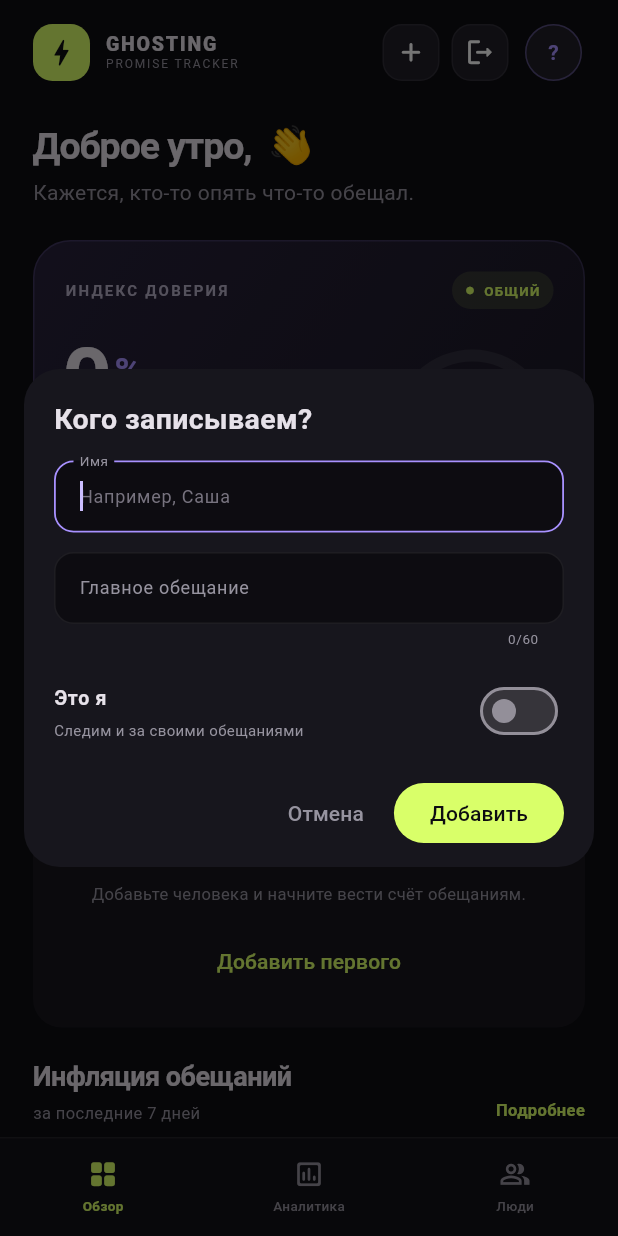
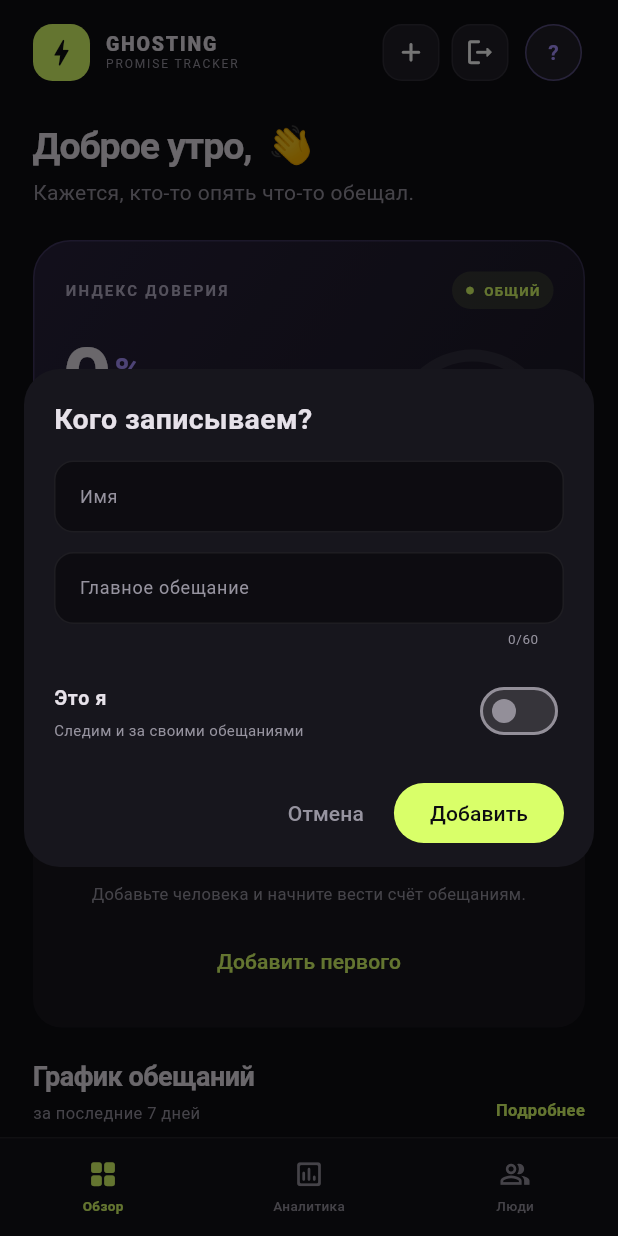
Before and after one commit to MajestY999/flutter-project, a Flutter app: the screen it shows once a user with an empty profile is signed in, after a tap on the "add" icon, on a phone screen of 412 x 824 dp. Run offline on Flutter 3.47's test engine with Material 3 defaults, Android fonts, the phone set to English and light mode, and no system bars; our stand-ins replace firebase_auth, firebase_core, fl_chart, shared_preferences, sqflite, sqflite_common and 2 more; accounts and stored records are empty; generated files the repository leaves out were written again.

Commit message:
update form

```diff
--- a/lib/presentation/analytics_page.dart
+++ b/lib/presentation/analytics_page.dart
@@ -98,7 +98,7 @@ class AnalyticsTab extends StatelessWidget {
                   crossAxisAlignment: CrossAxisAlignment.start,
                   children: [
                     const Text(
-                      'Инфляция обещаний',
+                      'График обещаний',
                       style: TextStyle(
                         fontSize: 16,
                         fontWeight: FontWeight.w700,
--- a/lib/presentation/dialogs.dart
+++ b/lib/presentation/dialogs.dart
@@ -1,4 +1,6 @@
 // Определяет диалоги создания и редактирования карточек, профиля и действий.
+import 'dart:math' as math;
+
 import 'package:flutter/material.dart';
 import 'package:flutter/services.dart';
 
@@ -70,6 +72,7 @@ class PersonDialogState extends State<PersonDialog> {
   void _submit() {
     final name = _nameController.text.trim();
     if (name.isEmpty) return;
+    FocusScope.of(context).unfocus();
     Navigator.of(context).pop(
       PersonFormData(
         name: name,
@@ -86,12 +89,16 @@ class PersonDialogState extends State<PersonDialog> {
   @override
   Widget build(BuildContext context) {
     final screenSize = MediaQuery.sizeOf(context);
+    final horizontalInset = screenSize.width < 360 ? 8.0 : 16.0;
     return Dialog(
-      insetPadding: const EdgeInsets.symmetric(horizontal: 16, vertical: 20),
+      insetPadding: EdgeInsets.symmetric(
+        horizontal: horizontalInset,
+        vertical: 12,
+      ),
       child: ConstrainedBox(
         constraints: BoxConstraints(
-          maxWidth: 420,
-          maxHeight: screenSize.height - 40,
+          maxWidth: math.min(420.0, screenSize.width - horizontalInset * 2),
+          maxHeight: math.max(0.0, screenSize.height - 24),
         ),
         child: SizedBox(
           width: double.infinity,
@@ -120,7 +127,6 @@ class PersonDialogState extends State<PersonDialog> {
                           controller: _nameController,
                           label: 'Имя',
                           hint: 'Например, Саша',
-                          autofocus: true,
                         ),
                         const SizedBox(height: 13),
                         DialogTextField(
@@ -174,8 +180,7 @@ class PersonDialogState extends State<PersonDialog> {
                             ),
                           ),
                           value: _isSelf,
-                          onChanged: (value) =>
-                              setState(() => _isSelf = value),
+                          onChanged: (value) => setState(() => _isSelf = value),
                         ),
                       ],
                     ),
@@ -201,9 +206,7 @@ class PersonDialogState extends State<PersonDialog> {
                         backgroundColor: AppColors.lime,
                       ),
                       child: Text(
-                        widget.initialPerson == null
-                            ? 'Добавить'
-                            : 'Сохранить',
+                        widget.initialPerson == null ? 'Добавить' : 'Сохранить',
                       ),
                     ),
                   ],
@@ -218,7 +221,8 @@ class PersonDialogState extends State<PersonDialog> {
 }
 
 class DialogTextField extends StatelessWidget {
-  const DialogTextField({super.key,
+  const DialogTextField({
+    super.key,
     required this.controller,
     required this.label,
     required this.hint,
@@ -247,7 +251,7 @@ class DialogTextField extends StatelessWidget {
           ? [FilteringTextInputFormatter.digitsOnly]
           : null,
       textCapitalization: TextCapitalization.sentences,
-      style: const TextStyle(fontSize: 13),
+      style: const TextStyle(fontSize: 16),
       decoration: InputDecoration(
         labelText: label,
         hintText: hint,
--- a/lib/presentation/navigation.dart
+++ b/lib/presentation/navigation.dart
@@ -30,6 +30,7 @@ class BottomNavigation extends StatelessWidget {
       ),
       child: SafeArea(
         top: false,
+        maintainBottomViewPadding: true,
         child: SizedBox(
           height: 65,
           child: Row(
--- a/lib/presentation/overview_widgets.dart
+++ b/lib/presentation/overview_widgets.dart
@@ -113,7 +113,7 @@ class OverviewTab extends StatelessWidget {
                 ),
               const SizedBox(height: 20),
               SectionHeading(
-                title: 'Инфляция обещаний',
+                title: 'График обещаний',
                 subtitle: 'за последние 7 дней',
                 actionLabel: 'Подробнее',
                 onAction: onViewAnalytics,
@@ -153,6 +153,9 @@ class TopBar extends StatelessWidget {
 
   @override
   Widget build(BuildContext context) {
+    return LayoutBuilder(
+      builder: (context, constraints) {
+        final isCompact = constraints.maxWidth < 280;
         return Row(
           children: [
             Container(
@@ -168,6 +171,7 @@ class TopBar extends StatelessWidget {
                 size: 23,
               ),
             ),
+            if (!isCompact) ...[
               const SizedBox(width: 10),
               const Column(
                 crossAxisAlignment: CrossAxisAlignment.start,
@@ -191,6 +195,7 @@ class TopBar extends StatelessWidget {
                   ),
                 ],
               ),
+            ],
             const Spacer(),
             IconActionButton(
               icon: Icons.add_rounded,
@@ -219,6 +224,8 @@ class TopBar extends StatelessWidget {
               ),
             ),
           ],
+        );
+      },
     );
   }
 }
--- a/lib/presentation/people_page.dart
+++ b/lib/presentation/people_page.dart
@@ -73,7 +73,7 @@ class PeopleTab extends StatelessWidget {
             ),
           ),
         const SliverPadding(
-          padding: EdgeInsets.fromLTRB(22, 12, 22, 28),
+          padding: EdgeInsets.fromLTRB(22, 12, 22, 120),
           sliver: SliverToBoxAdapter(child: GhostingFooter()),
         ),
       ],
--- a/lib/presentation/trust_components.dart
+++ b/lib/presentation/trust_components.dart
@@ -21,8 +21,11 @@ class TrustCard extends StatelessWidget {
   @override
   Widget build(BuildContext context) {
     final status = levelForStats(trust: trust, kept: kept).name;
+    final isNarrow = MediaQuery.sizeOf(context).width < 360;
+    final padding = isNarrow ? 14.0 : 20.0;
+    final gaugeSize = isNarrow ? 78.0 : 108.0;
     return Container(
-      padding: const EdgeInsets.all(20),
+      padding: EdgeInsets.all(padding),
       decoration: BoxDecoration(
         gradient: const LinearGradient(
           begin: Alignment.topLeft,
@@ -142,14 +145,14 @@ class TrustCard extends StatelessWidget {
               ),
               const SizedBox(width: 6),
               SizedBox(
-                width: 108,
-                height: 108,
+                width: gaugeSize,
+                height: gaugeSize,
                 child: Stack(
                   alignment: Alignment.center,
                   children: [
                     SizedBox(
-                      width: 98,
-                      height: 98,
+                      width: gaugeSize - 10,
+                      height: gaugeSize - 10,
                       child: CircularProgressIndicator(
                         value: trust / 100,
                         strokeWidth: 8,
```
Also changed, not shown: 2 other files. Lines whose indentation alone changed are shown as unchanged.
